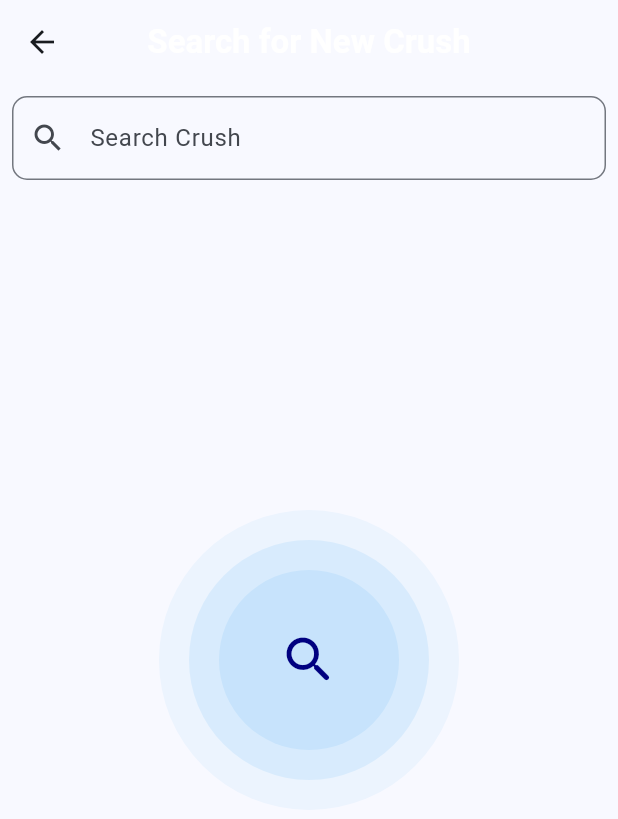
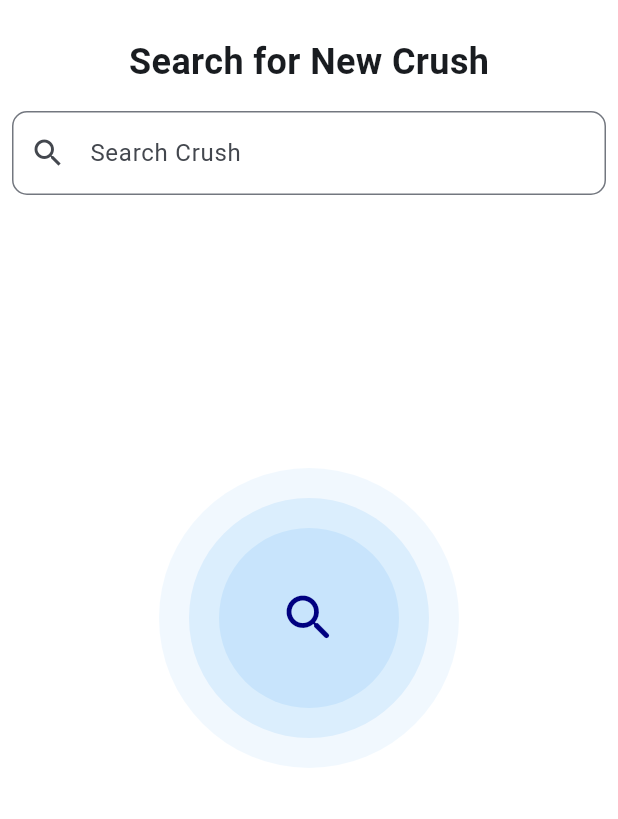
Before and after one commit to rsstst/Love-Ring-Project-MDP-ASIA, a Flutter app: the SearchScreen screen opened by its route, on a phone screen of 412 x 824 dp. Shown: the top 819 px of the screen. Run offline on Flutter 3.47's test engine with Material 3 defaults, Android fonts, the phone set to English and light mode, and no system bars; our stand-ins replace shared_preferences; accounts and stored records are empty; network calls fail.

Commit message:
hps appbar+perbaiki add crush

```diff
--- a/lib/screens/search_screen.dart
+++ b/lib/screens/search_screen.dart
@@ -13,12 +13,9 @@ class SearchScreen extends StatefulWidget {
 }
 
 class _SearchScreenState extends State<SearchScreen> {
-  // TODO: Daftar hasil pencarian
   List<User> filteredList = [];
-  // TODO: Controller untuk input pencarian
   TextEditingController searchController = TextEditingController();
 
-  // TODO: Fungsi untuk memfilter pencarian berdasarkan huruf depan nama
   void filterSearch(String query) {
     if (query.isEmpty) {
       setState(() {
@@ -30,8 +27,7 @@ class _SearchScreenState extends State<SearchScreen> {
               user.nama.isNotEmpty &&
               user.nama.toLowerCase().contains(query.toLowerCase()))
           .toList();
-      results
-          .sort((a, b) => a.nama.toLowerCase().compareTo(b.nama.toLowerCase()));
+      results.sort((a, b) => a.nama.toLowerCase().compareTo(b.nama.toLowerCase()));
       setState(() {
         filteredList = results;
       });
@@ -39,11 +35,22 @@ class _SearchScreenState extends State<SearchScreen> {
   }
 
   Future<void> addToCrushList(User user) async {
-    final prefs = await SharedPreferences.getInstance();
-    List<String> crushList =
-        prefs.getStringList('crushList') ?? []; // Ambil daftar crush
+  final prefs = await SharedPreferences.getInstance();
+  List<String> crushList = prefs.getStringList('crushList') ?? [];
 
-    // Tambahkan user ke crushList
+  // Cek apakah user sudah ada dalam daftar crush
+  bool alreadyAdded = crushList.any((item) {
+    final decodedItem = jsonDecode(item);
+    return decodedItem["name"] == user.nama;
+  });
+
+  if (alreadyAdded) {
+    // Tampilkan pesan peringatan jika user sudah ada dalam daftar
+    ScaffoldMessenger.of(context).showSnackBar(
+      SnackBar(content: Text("${user.nama} is already in your crush list!")),
+    );
+  } else {
+    // Tambahkan user ke daftar crush jika belum ada
     crushList.add(jsonEncode({
       "name": user.nama,
       "image": user.profil,
@@ -51,24 +58,18 @@ class _SearchScreenState extends State<SearchScreen> {
       "likes": 1,
     }));
 
-    // Simpan daftar crush yang diperbarui
     await prefs.setStringList('crushList', crushList);
     ScaffoldMessenger.of(context).showSnackBar(
       SnackBar(content: Text("${user.nama} added to crush list!")),
     );
   }
+}
+
 
   @override
   Widget build(BuildContext context) {
     return Scaffold(
-      appBar: AppBar(
-        title: const Text('Search for New Crush'),
-        titleTextStyle: TextStyle(
-          fontSize: 22,
-          fontWeight: FontWeight.bold,
-        ),
-        centerTitle: true,
-      ),
+      backgroundColor: Colors.white,
       body: SafeArea(
         child: Stack(
           children: [
@@ -81,12 +82,21 @@ class _SearchScreenState extends State<SearchScreen> {
                 padding: const EdgeInsets.all(8.0),
                 child: Column(
                   children: [
-                    // Search input field
+                    const Center(
+                      child: Padding(
+                        padding: EdgeInsets.symmetric(vertical: 16.0),
+                        child: Text(
+                          'Search for New Crush',
+                          style: TextStyle(
+                            fontSize: 24,
+                            fontWeight: FontWeight.bold,
+                          ),
+                        ),
+                      ),
+                    ),
                     TextField(
                       controller: searchController,
-                      onChanged: (value) {
-                        filterSearch(value);
-                      },
+                      onChanged: filterSearch,
                       decoration: InputDecoration(
                         hintText: 'Search Crush',
                         prefixIcon: const Icon(Icons.search),
@@ -100,7 +110,7 @@ class _SearchScreenState extends State<SearchScreen> {
                         ? Column(
                             mainAxisAlignment: MainAxisAlignment.center,
                             children: [
-                              SizedBox(height: 300),
+                              const SizedBox(height: 300),
                               Text(
                                 searchController.text.isEmpty
                                     ? ''
@@ -115,11 +125,9 @@ class _SearchScreenState extends State<SearchScreen> {
                         : Column(
                             children: filteredList.map((user) {
                               return Padding(
-                                padding:
-                                    const EdgeInsets.symmetric(vertical: 8.0),
+                                padding: const EdgeInsets.symmetric(vertical: 8.0),
                                 child: GestureDetector(
                                   onTap: () {
-                                    // TODO: Navigasi ke halaman detail pengguna saat item diklik
                                     Navigator.push(
                                       context,
                                       MaterialPageRoute(
@@ -135,11 +143,10 @@ class _SearchScreenState extends State<SearchScreen> {
                                       borderRadius: BorderRadius.circular(8),
                                       boxShadow: [
                                         BoxShadow(
-                                          color: Color(0xFFB0B0B0),
+                                          color: const Color(0xFFB0B0B0),
                                           spreadRadius: 2,
                                           blurRadius: 5,
-                                          offset: const Offset(0,
-                                              3), // changes position of shadow
+                                          offset: const Offset(0, 3),
                                         ),
                                       ],
                                     ),
@@ -175,10 +182,8 @@ class _SearchScreenState extends State<SearchScreen> {
                                           ),
                                         ),
                                         IconButton(
-                                          icon:
-                                              const Icon(Icons.favorite_border),
+                                          icon: const Icon(Icons.favorite_border),
                                           onPressed: () {
-                                            // Navigate to the CrushScreen when favorite icon is pressed
                                             addToCrushList(user);
                                           },
                                         ),
@@ -211,18 +216,15 @@ class CircleBackground extends StatelessWidget {
         children: [
           CircleAvatar(
             radius: 100,
-            backgroundColor: Color(0xFFBBDEFB)
-                .withAlpha(51), // Warna biru muda dengan transparansi 20%
+            backgroundColor: const Color(0xFFBBDEFB).withAlpha(51),
           ),
           CircleAvatar(
             radius: 80,
-            backgroundColor:
-                Color(0xFFBBDEFB).withAlpha(102), // Transparansi 40%
+            backgroundColor: const Color(0xFFBBDEFB).withAlpha(102),
           ),
           CircleAvatar(
             radius: 60,
-            backgroundColor:
-                Color(0xFFBBDEFB).withAlpha(153), // Transparansi 60%
+            backgroundColor: const Color(0xFFBBDEFB).withAlpha(153),
           ),
           const Icon(
             Icons.search_rounded,
```
Also changed, not shown: lib/screens/detail_screen.dart (+20 -5 lines).
